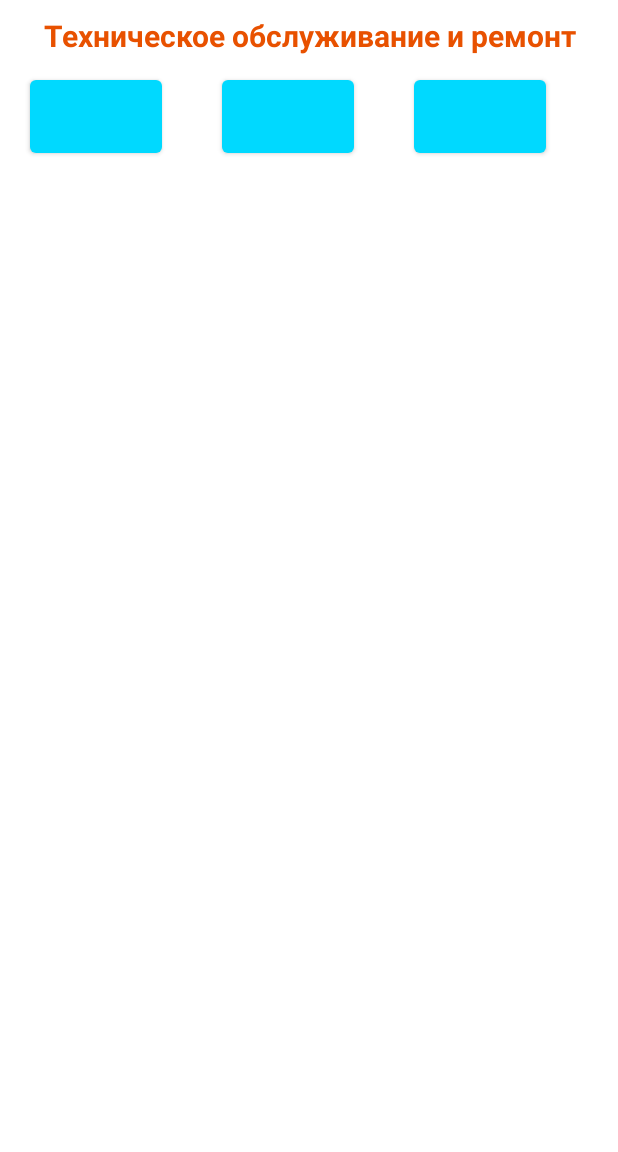
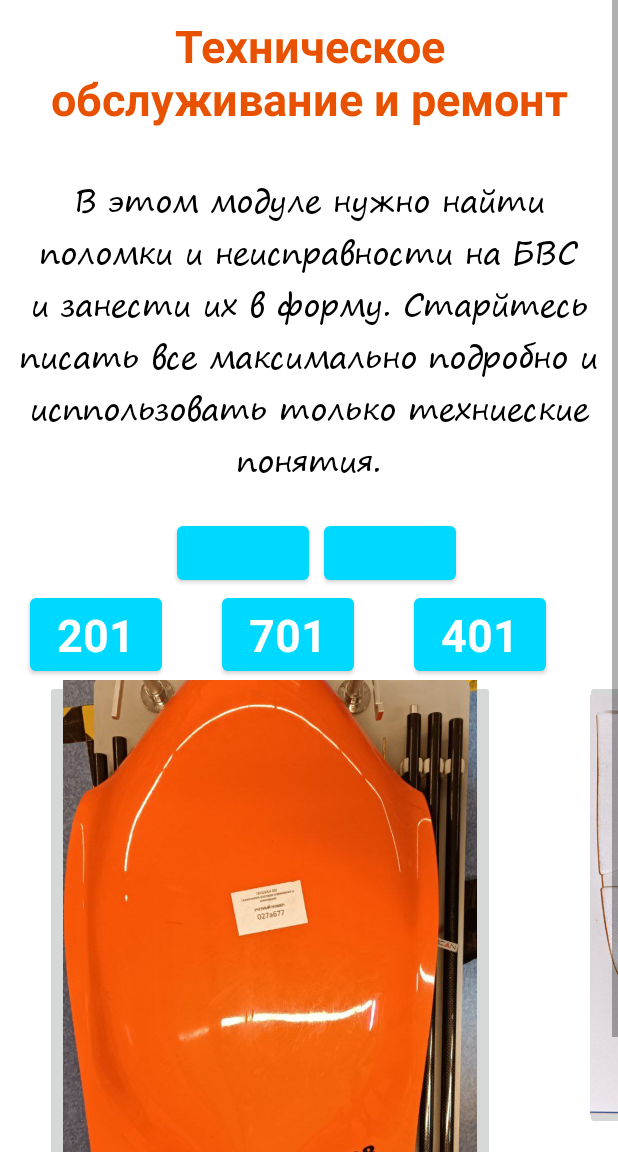
Before and after one commit to RATTER95292/Extarnal_piloting, an Android app: the diagnosticFragment screen opened through its navigation route, on a phone screen of 412 x 824 dp, the part 84-1236 px from its top. Run offline under Robolectric (Android 15) with nearby library versions, the light colour scheme and no system bars; our stand-ins replace navigation-ui.

Commit message:
Добавил стиль текста

```diff
--- a/app/src/main/java/com/example/extarnal_piloting/diagnosticFragment.java
+++ b/app/src/main/java/com/example/extarnal_piloting/diagnosticFragment.java
@@ -1,12 +1,16 @@
 package com.example.extarnal_piloting;
 
+import android.graphics.Typeface;
 import android.os.Bundle;
 
+import androidx.annotation.NonNull;
+import androidx.annotation.Nullable;
 import androidx.fragment.app.Fragment;
 
 import android.view.LayoutInflater;
 import android.view.View;
 import android.view.ViewGroup;
+import android.widget.TextView;
 
 /**
  * A simple {@link Fragment} subclass.
@@ -61,4 +65,8 @@ public class diagnosticFragment extends Fragment {
         // Inflate the layout for this fragment
         return inflater.inflate(R.layout.fragment_diagnostic, container, false);
     }
+
+    @Override
+    public void onViewCreated(@NonNull View view, @Nullable Bundle savedInstanceState) {
+    }
 }
--- a/app/src/main/res/layout/fragment_diagnostic.xml
+++ b/app/src/main/res/layout/fragment_diagnostic.xml
@@ -20,9 +20,30 @@
                 android:layout_margin="10dp"
                 android:text="@string/name_module5"
                 android:gravity="center"
-                android:textSize="20dp"
+                android:textSize="30sp"
                 android:textColor="@color/orange"
                 android:textStyle="bold"/>
+            <TextView
+                android:id="@+id/text"
+                style="@style/MyText"
+                android:text="@string/diagnost"/>
+            <LinearLayout
+                android:layout_width="match_parent"
+                android:layout_height="wrap_content"
+                android:orientation="horizontal"
+                android:gravity="center">
+
+                <Button
+                    android:layout_width="wrap_content"
+                    android:layout_height="wrap_content"
+                    android:layout_marginHorizontal="10sp"/>
+
+                <Button
+                    android:layout_width="wrap_content"
+                    android:layout_height="wrap_content"/>
+
+
+            </LinearLayout>
 
             <HorizontalScrollView
                 android:layout_width="wrap_content"
@@ -31,16 +52,65 @@
                     android:layout_width="wrap_content"
                     android:layout_height="wrap_content">
                     <Button
-                        style="@style/MyButton"/>
+                        style="@style/MyButton"
+                        android:text="@string/pilotEds"/>
 
                     <Button
-                        style="@style/MyButton"/>
+                        style="@style/MyButton"
+                        android:text="@string/pilotDvs"/>
 
                     <Button
-                        style="@style/MyButton"/>
+                        style="@style/MyButton"
+                        android:text="@string/kva"/>
 
                 </LinearLayout>
             </HorizontalScrollView>
+
+            <HorizontalScrollView
+                android:layout_width="wrap_content"
+                android:layout_height="wrap_content">
+                <LinearLayout
+                    android:layout_width="wrap_content"
+                    android:layout_height="wrap_content">
+                    <ImageButton
+                        android:layout_width="300dp"
+                        android:layout_height="400dp"
+                        android:src="@drawable/fuselage"
+                        android:layout_marginHorizontal="30sp"
+                        android:scaleType="centerCrop"/>
+
+                    <ImageButton
+                        android:layout_width="400dp"
+                        android:layout_height="300dp"
+                        android:src="@drawable/centersectionright"
+                        android:scaleType="centerCrop"
+                        android:layout_marginHorizontal="30sp"/>
+
+                    <ImageButton
+                        android:layout_width="450dp"
+                        android:layout_height="400dp"
+                        android:src="@drawable/thetipisleft"
+                        android:scaleType="centerCrop"
+                        android:layout_marginHorizontal="30sp"/>
+
+                    <ImageButton
+                        android:layout_width="500dp"
+                        android:layout_height="400dp"
+                        android:src="@drawable/keel"
+                        android:scaleType="centerCrop"
+                        android:layout_marginHorizontal="30sp"/>
+
+
+                    <ImageButton
+                        android:layout_width="500dp"
+                        android:layout_height="400dp"
+                        android:src="@drawable/modem"
+                        android:scaleType="centerCrop"
+                        android:layout_marginHorizontal="30sp"/>
+
+                </LinearLayout>
+            </HorizontalScrollView>
+
 
 
 
--- a/app/src/main/res/layout/fragment_introduction.xml
+++ b/app/src/main/res/layout/fragment_introduction.xml
@@ -28,13 +28,9 @@
             android:textStyle="bold"/>
 
         <TextView
-            android:layout_width="wrap_content"
-            android:layout_height="wrap_content"
+            style="@style/MyText"
             android:text="@string/intr"
-            android:gravity="center"
-            android:textColor="@color/black"
-            android:layout_marginHorizontal="5dp"
-            android:textSize="17dp"/>
+            android:textSize="15sp"/>
     </LinearLayout>
 
 </FrameLayout>
--- a/app/src/main/res/values/strings.xml
+++ b/app/src/main/res/values/strings.xml
@@ -129,6 +129,21 @@
 
     <!-- Диагностика -->
     <string name="name_module5">Техническое обслуживание и ремонт</string>
+    <string name="kva">401</string>
+    <string name="pilotEds">201</string>
+    <string name="pilotDvs">701</string>
+    <string name="diagnost">В этом модуле нужно найти поломки и неисправности на БВС и занести их в форму. Старйтесь писать все максимально подробно и исппользовать только техниеские понятия.</string>
+        <!-- Самолет на ЭД-->
+        <string name="fus">Фюзеляж</string>
+        <string name="Cl">Центроплан левый</string>
+        <string name="Cr">Центроплан правый</string>
+        <string name="Kl">Законцовка левая</string>
+        <string name="Kr">Законццовка правая</string>
+        <string name="kile">Кили</string>
+        <string name="modem">Модем КРЛ</string>
+        <!-- Самолет на ДВС-->
+
+        <!-- Квадракоптер-->
 
 
 
--- a/app/src/main/res/values/themes.xml
+++ b/app/src/main/res/values/themes.xml
@@ -38,6 +38,7 @@
         <item name="android:textColor">@color/black</item>
         <item name="android:gravity">center</item>
         <item name="android:layout_marginVertical" tools:targetApi="o">20sp</item>
+        <item name="android:fontFamily">@font/segoeprint</item>
 
     </style>
 
```
Also changed, not shown: app/src/main/res/drawable/battery.jpg (added), app/src/main/res/drawable/batterycharge.jpg (added), app/src/main/res/drawable/batterytemperature.jpg (added), app/src/main/res/drawable/batterytimer.jpg (added), app/src/main/res/drawable/centersectionleft.jpg (added), app/src/main/res/drawable/centersectionright.jpg (added), app/src/main/res/drawable/fuselage.jpg (added), app/src/main/res/drawable/keel.jpg (added), app/src/main/res/drawable/modem.jpg (added), app/src/main/res/drawable/therightending.jpg (added), app/src/main/res/drawable/thetipisleft.jpg (added), app/src/main/res/font/segoeprint.ttf (added), app/src/main/res/font/segoeprint_bold.ttf (added).
